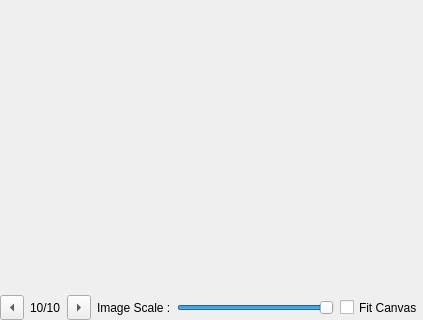
Above: photobash_images/photobash_images_docker.ui from veryprofessionaldodo/Krita-Photobash-Images-Plugin before the change; both pictures show x 0 to 423 and y 562 to 882 of the 423 by 882 pixel window. Below: the same form after it.
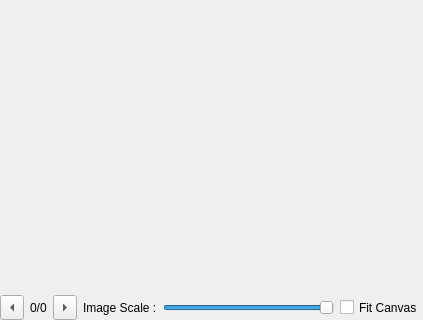
That is the form after the change.

Commit message: more refactor, images not appearing

Diff of the .ui file:
```diff
--- a/photobash_images/photobash_images_docker.ui
+++ b/photobash_images/photobash_images_docker.ui
@@ -345,7 +345,7 @@
          </size>
         </property>
         <property name="text">
-         <string>10/10</string>
+         <string>0/0</string>
         </property>
        </widget>
       </item>
```
Left out of the diff: 4 changed lines with no effect on the pictures. The commit also changes 2 other files.
